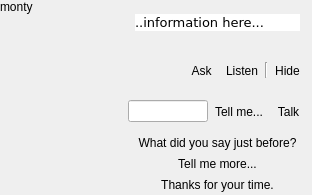
First picture: the form in src/monty/QUMontyArea.ui, repository UltraStar-Deluxe/UltraStar-Manager, before the edit.
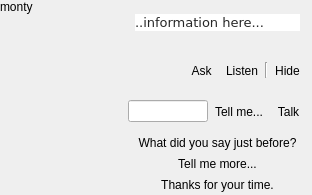
Second picture: the form after the edit. Icons and pictures are not drawn.

Commit message: Adjusted colors of widgets to be usable in OS dark mode.

```diff
--- a/src/monty/QUMontyArea.ui
+++ b/src/monty/QUMontyArea.ui
@@ -180,6 +180,15 @@
            <property name="palette">
             <palette>
              <active>
+              <colorrole role="WindowText">
+               <brush brushstyle="SolidPattern">
+                <color alpha="216">
+                 <red>0</red>
+                 <green>0</green>
+                 <blue>0</blue>
+                </color>
+               </brush>
+              </colorrole>
               <colorrole role="BrightText">
                <brush brushstyle="SolidPattern">
                 <color alpha="255">
@@ -209,6 +218,15 @@
               </colorrole>
              </active>
              <inactive>
+              <colorrole role="WindowText">
+               <brush brushstyle="SolidPattern">
+                <color alpha="216">
+                 <red>0</red>
+                 <green>0</green>
+                 <blue>0</blue>
+                </color>
+               </brush>
+              </colorrole>
               <colorrole role="BrightText">
                <brush brushstyle="SolidPattern">
                 <color alpha="255">
@@ -238,6 +256,15 @@
               </colorrole>
              </inactive>
              <disabled>
+              <colorrole role="WindowText">
+               <brush brushstyle="SolidPattern">
+                <color alpha="63">
+                 <red>0</red>
+                 <green>0</green>
+                 <blue>0</blue>
+                </color>
+               </brush>
+              </colorrole>
               <colorrole role="BrightText">
                <brush brushstyle="SolidPattern">
                 <color alpha="255">
```
The commit also changes 16 other files.
